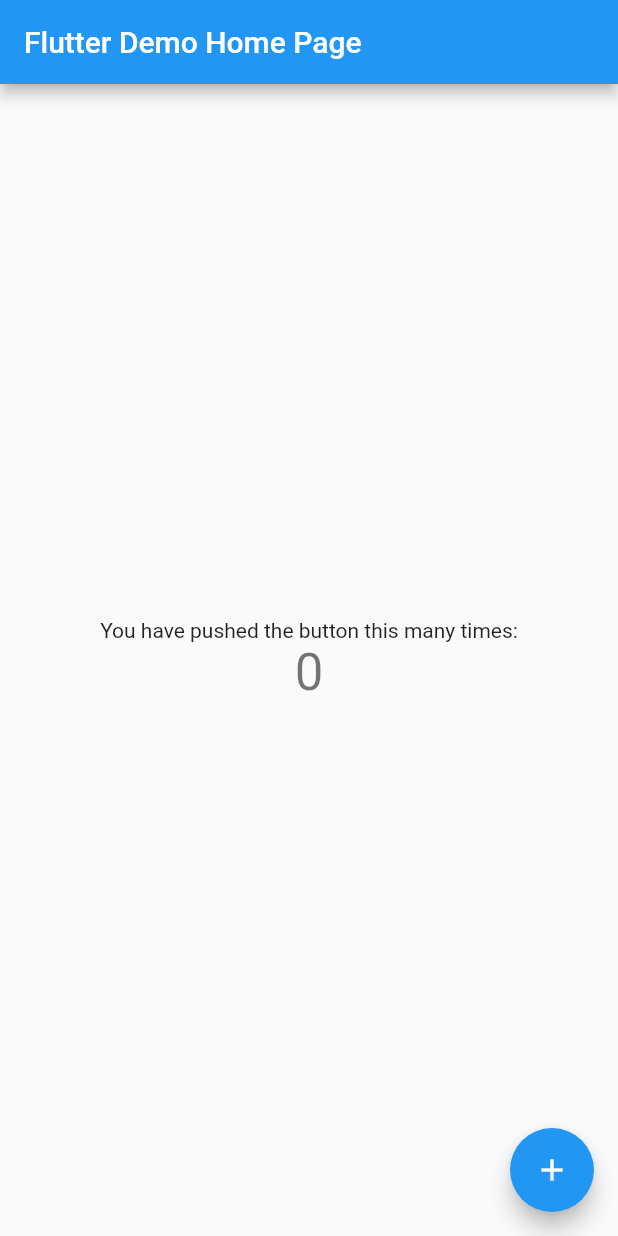
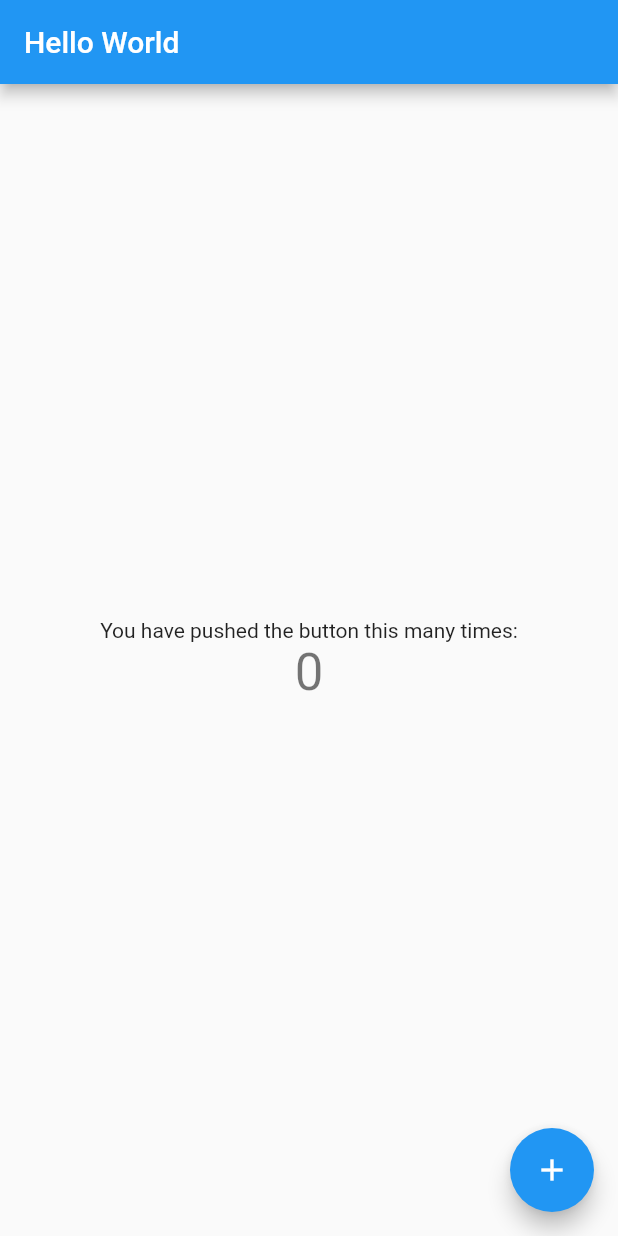
Before and after one commit to jsifuen711/Flutterbanana, a Flutter app: the screen it shows after launch, on a phone screen of 412 x 824 dp. Run offline on Flutter 3.47's test engine with Material 2 defaults, Android fonts, the phone set to English and light mode, and no system bars.

Commit message:
Update main.dart
A new change to starter template

```diff
--- a/app_1/lib/main.dart
+++ b/app_1/lib/main.dart
@@ -11,7 +11,7 @@ class MyApp extends StatelessWidget {
   @override
   Widget build(BuildContext context) {
     return MaterialApp(
-      title: 'Flutter Demo',
+      title: 'Hello World',
       theme: ThemeData(
         // This is the theme of your application.
         //
@@ -24,7 +24,7 @@ class MyApp extends StatelessWidget {
         // is not restarted.
         primarySwatch: Colors.blue,
       ),
-      home: const MyHomePage(title: 'Flutter Demo Home Page'),
+      home: const MyHomePage(title: 'Hello World'),
     );
   }
 }
```
